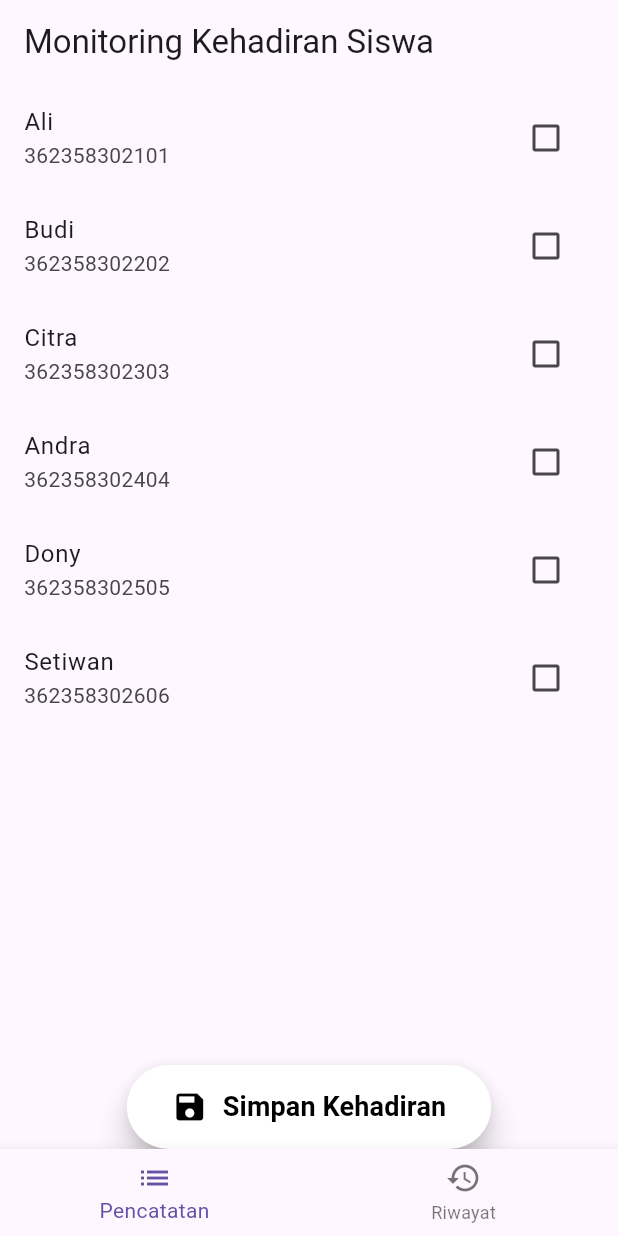
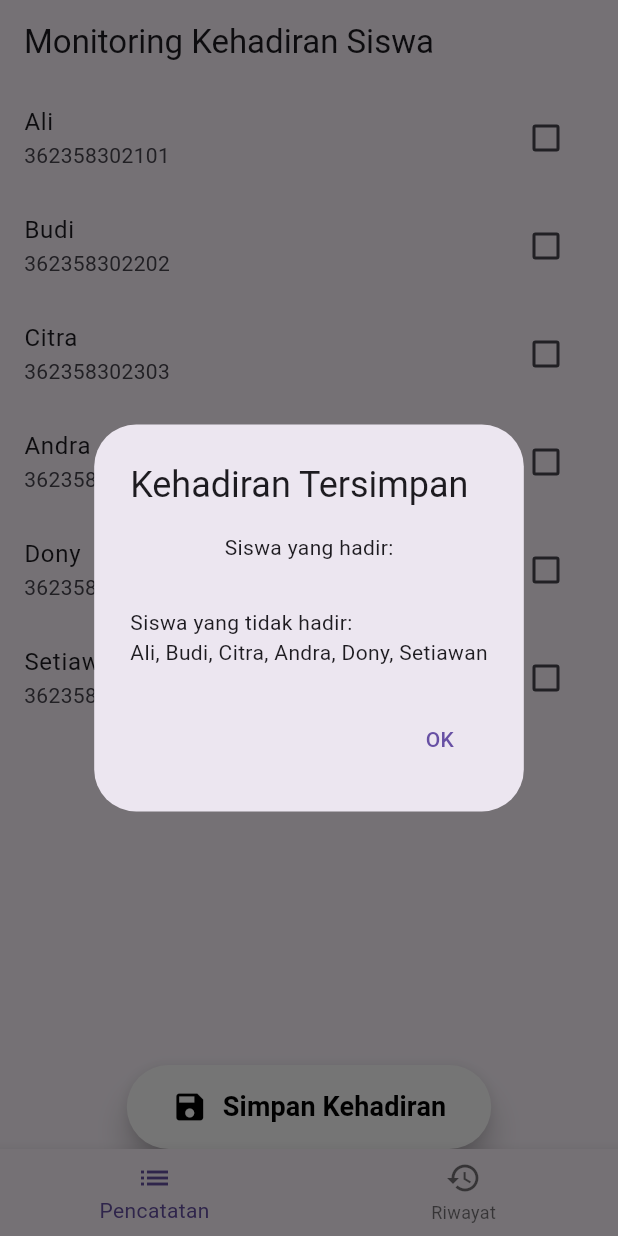
Before and after one commit to zzrftixx/Monitoring_Presensi, a Flutter app: the screen it shows after launch, after a tap on "Simpan Kehadiran", on a phone screen of 412 x 824 dp. Run offline on Flutter 3.47's test engine with Material 3 defaults, Android fonts, the phone set to English and light mode, and no system bars.

Commit message:
update lagi coy

```diff
--- /dev/null
+++ b/devtools_options.yaml
@@ -0,0 +1,3 @@
+description: This file stores settings for Dart & Flutter DevTools.
+documentation: https://docs.flutter.dev/tools/devtools/extensions#configure-extension-enablement-states
+extensions:
--- a/lib/main.dart
+++ b/lib/main.dart
@@ -1,7 +1,8 @@
 import 'package:flutter/material.dart';
+import 'package:monitoring_kehadiran_siswa/models/siswa.dart';
 import 'package:provider/provider.dart';
 import 'providers/kehadiran_provider.dart';
-import 'screens/riwayat_screen.dart'; // Pastikan Anda mengimpor RiwayatScreen
+import 'screens/riwayat_screen.dart';
 
 void main() {
   runApp(MyApp());
@@ -40,10 +41,38 @@ class _MyHomePageState extends State<MyHomePage> {
   @override
   Widget build(BuildContext context) {
     final kehadiranProvider = Provider.of<KehadiranProvider>(context);
-    Widget body;
 
-    if (_selectedIndex == 0) {
-      body = Column(
+    return Scaffold(
+      appBar: AppBar(title: const Text('Monitoring Kehadiran Siswa')),
+      body: _selectedIndex == 0
+          ? AttendanceScreen(kehadiranProvider: kehadiranProvider)
+          : RiwayatScreen(),
+      bottomNavigationBar: BottomNavigationBar(
+        items: const <BottomNavigationBarItem>[
+          BottomNavigationBarItem(
+            icon: Icon(Icons.list),
+            label: 'Pencatatan',
+          ),
+          BottomNavigationBarItem(
+            icon: Icon(Icons.history),
+            label: 'Riwayat',
+          ),
+        ],
+        currentIndex: _selectedIndex,
+        onTap: _onItemTapped,
+      ),
+    );
+  }
+}
+
+class AttendanceScreen extends StatelessWidget {
+  final KehadiranProvider kehadiranProvider;
+
+  AttendanceScreen({required this.kehadiranProvider});
+
+  @override
+  Widget build(BuildContext context) {
+    return Column(
       children: [
         Expanded(
           child: ListView.builder(
@@ -63,31 +92,43 @@ class _MyHomePageState extends State<MyHomePage> {
           ),
         ),
         Padding(
-              padding: const EdgeInsets.only(
-                  top: 20.0), // Menambahkan padding di atas
+          padding: const EdgeInsets.only(top: 20.0),
           child: ElevatedButton(
-                style: ElevatedButton.styleFrom(
-                  foregroundColor: const Color.fromARGB(255, 0, 0, 0),
-                  backgroundColor:
-                      const Color.fromARGB(255, 255, 255, 255), // Warna teks
-                  shape: RoundedRectangleBorder(
-                    borderRadius: BorderRadius.circular(
-                        30.0), // Membuat sudut tombol lebih bulat
-                  ),
-                  padding: EdgeInsets.symmetric(
-                      horizontal: 30, vertical: 15), // Padding tombol
-                  elevation: 8, // Menambahkan bayangan yang lebih besar
-                ),
+            style: _buildButtonStyle(),
             onPressed: kehadiranProvider.siswa.isEmpty
                 ? null
                 : () {
-                        kehadiranProvider.simpanKehadiran();
+                    kehadiranProvider
+                        .simpanKehadiran((siswaHadir, siswaTidakHadir) {
+                      _showAttendanceDialog(
+                          context, siswaHadir, siswaTidakHadir);
+                    });
                   },
-                child: Row(
+            child: _buildButtonContent(),
+          ),
+        ),
+      ],
+    );
+  }
+
+  ButtonStyle _buildButtonStyle() {
+    return ElevatedButton.styleFrom(
+      foregroundColor: const Color.fromARGB(255, 0, 0, 0),
+      backgroundColor: const Color.fromARGB(255, 255, 255, 255),
+      shape: RoundedRectangleBorder(
+        borderRadius: BorderRadius.circular(30.0),
+      ),
+      padding: const EdgeInsets.symmetric(horizontal: 30, vertical: 15),
+      elevation: 8,
+    );
+  }
+
+  Row _buildButtonContent() {
+    return Row(
       mainAxisSize: MainAxisSize.min,
-                  children: [
-                    Icon(Icons.save, size: 24), // Menambahkan ikon simpan
-                    SizedBox(width: 10), // Jarak antara ikon dan teks
+      children: const [
+        Icon(Icons.save, size: 24),
+        SizedBox(width: 10),
         Text(
           'Simpan Kehadiran',
           style: TextStyle(
@@ -95,31 +136,36 @@ class _MyHomePageState extends State<MyHomePage> {
               fontWeight: FontWeight.bold), // Ukuran dan tebal teks
         ),
       ],
+    );
+  }
+
+  void _showAttendanceDialog(BuildContext context, List<Siswa> siswaHadir,
+      List<Siswa> siswaTidakHadir) {
+    showDialog(
+      context: context,
+      builder: (BuildContext context) {
+        return AlertDialog(
+          title: const Text('Kehadiran Tersimpan'),
+          content: Column(
+            mainAxisSize: MainAxisSize.min,
+            children: [
+              Text('Siswa yang hadir:\n' +
+                  siswaHadir.map((s) => s.nama).join(', ')),
+              const SizedBox(height: 10),
+              Text('Siswa yang tidak hadir:\n' +
+                  siswaTidakHadir.map((s) => s.nama).join(', ')),
+            ],
           ),
-              ))
+          actions: <Widget>[
+            TextButton(
+              child: const Text('OK'),
+              onPressed: () {
+                Navigator.of(context).pop(); // Menutup dialog
+              },
+            ),
           ],
         );
-    } else {
-      body = RiwayatScreen(); // Pastikan RiwayatScreen didefinisikan
-    }
-
-    return Scaffold(
-      appBar: AppBar(title: Text('Monitoring Kehadiran Siswa')),
-      body: body,
-      bottomNavigationBar: BottomNavigationBar(
-        items: const <BottomNavigationBarItem>[
-          BottomNavigationBarItem(
-            icon: Icon(Icons.list),
-            label: 'Pencatatan',
-          ),
-          BottomNavigationBarItem(
-            icon: Icon(Icons.history),
-            label: 'Riwayat',
-          ),
-        ],
-        currentIndex: _selectedIndex,
-        onTap: _onItemTapped,
-      ),
+      },
     );
   }
 }
--- a/lib/providers/kehadiran_provider.dart
+++ b/lib/providers/kehadiran_provider.dart
@@ -56,7 +56,7 @@ class KehadiranProvider with ChangeNotifier {
     Siswa(nama: 'Citra', nim: '362358302303'),
     Siswa(nama: 'Andra', nim: '362358302404'),
     Siswa(nama: 'Dony', nim: '362358302505'),
-    Siswa(nama: 'Setiwan', nim: '362358302606'),
+    Siswa(nama: 'Setiawan', nim: '362358302606'),
   ];
 
   List<Riwayat> _riwayat = [];
@@ -79,7 +79,7 @@ class KehadiranProvider with ChangeNotifier {
     notifyListeners();
   }
 
-  void simpanKehadiran() {
+  void simpanKehadiran(Function(List<Siswa>, List<Siswa>) onSaved) {
     List<Siswa> siswaHadir = _siswa.where((s) => s.hadir).toList();
     List<Siswa> siswaTidakHadir = _siswa.where((s) => !s.hadir).toList();
 
@@ -91,5 +91,22 @@ class KehadiranProvider with ChangeNotifier {
 
     _siswa.forEach((s) => s.hadir = false); // Reset kehadiran
     notifyListeners();
+
+    // Panggil callback untuk mengembalikan siswa yang hadir dan tidak hadir
+    onSaved(siswaHadir, siswaTidakHadir);
   }
 }
+
+  // void simpanKehadiran() {
+  //   List<Siswa> siswaHadir = _siswa.where((s) => s.hadir).toList();
+  //   List<Siswa> siswaTidakHadir = _siswa.where((s) => !s.hadir).toList();
+
+  //   _riwayat.add(Riwayat(
+  //     tanggal: DateTime.now().toString(),
+  //     siswaHadir: siswaHadir,
+  //     siswaTidakHadir: siswaTidakHadir,
+  //   ));
+
+  //   _siswa.forEach((s) => s.hadir = false); // Reset kehadiran
+  //   notifyListeners();
+  // }
--- a/pubspec.yaml
+++ b/pubspec.yaml
@@ -35,6 +35,7 @@ dependencies:
   # Use with the CupertinoIcons class for iOS style icons.
   cupertino_icons: ^1.0.8
   provider: ^6.1.2
+  alert_dialog: ^1.0.2
 
 dev_dependencies:
   flutter_test:
```
Also changed, not shown: lib/main_example.dart (added, +125 -0 lines), flutter_01.png (added), pubspec.lock. Lines whose indentation alone changed are shown as unchanged.
